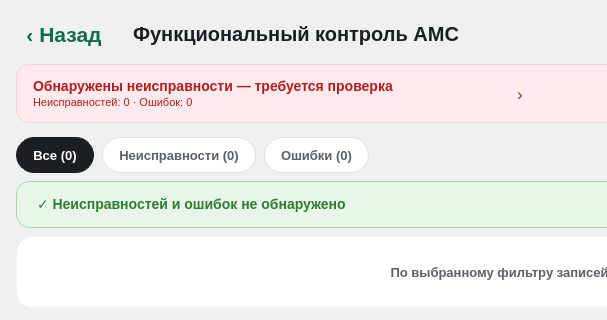
Old version of the form functionalcontroldialog.ui in the repository Pobryakushka/MMK; both pictures show x 0 to 607 and y 0 to 320 of the 1024 by 720 pixel window.
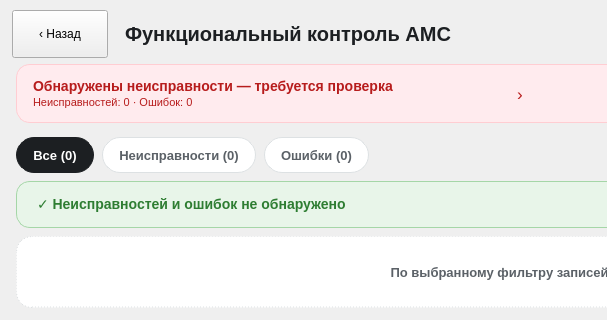
New version of the form.

Diff of the .ui file:
```diff
--- a/functionalcontroldialog.ui
+++ b/functionalcontroldialog.ui
@@ -5,9 +5,6 @@
   <property name="geometry">
    <rect><x>0</x><y>0</y><width>1024</width><height>720</height></rect>
   </property>
-  <property name="styleSheet">
-   <string notr="true">background-color: #EFF1F1;</string>
-  </property>
 
   <layout class="QVBoxLayout" name="mainLayout">
    <property name="leftMargin"><number>0</number></property>
@@ -28,10 +25,6 @@
       <widget class="QPushButton" name="btnBackFromFuncControl">
        <property name="minimumSize"><size><width>96</width><height>48</height></size></property>
        <property name="cursor"><cursorShape>PointingHandCursor</cursorShape></property>
-       <property name="styleSheet">
-        <string notr="true">QPushButton { font-size: 16pt; font-weight: bold; border: none; background: transparent; color: #0F6B4F; padding: 10px 14px; border-radius: 10px; }
-QPushButton:pressed { color: #0B5A42; background: #0F6B4F14; }</string>
-       </property>
        <property name="text"><string>&#8249; Назад</string></property>
       </widget>
      </item>
```
